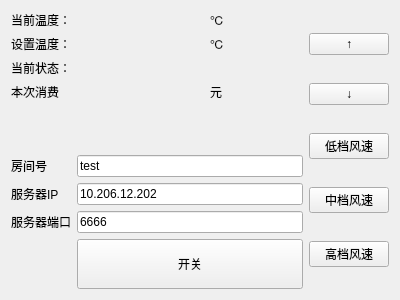
This is mainwindow.ui in Joxon/aircond-client as Qt 5 draws it before an edit. The edited form follows.
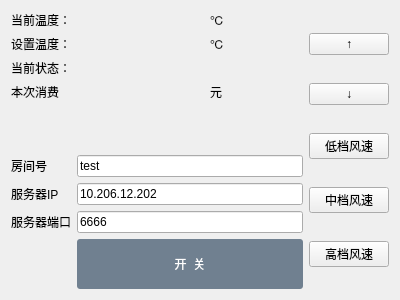
This is the edited form.

Commit message: 随便改了个按钮的样式

Patch:
```diff
--- a/mainwindow.ui
+++ b/mainwindow.ui
@@ -147,8 +147,12 @@
             <height>50</height>
            </size>
           </property>
+          <property name="styleSheet">
+           <string notr="true">QPushButton { background-color:	#708090 ; border-radius: 3px; color: rgb(255, 255, 255);font: 16pt &quot;楷体&quot;; } QPushButton:hover { background-color: 	#191970; color: rgb(255, 255, 255)}
+</string>
+          </property>
           <property name="text">
-           <string>开关</string>
+           <string>开  关</string>
           </property>
          </widget>
         </item>
```
